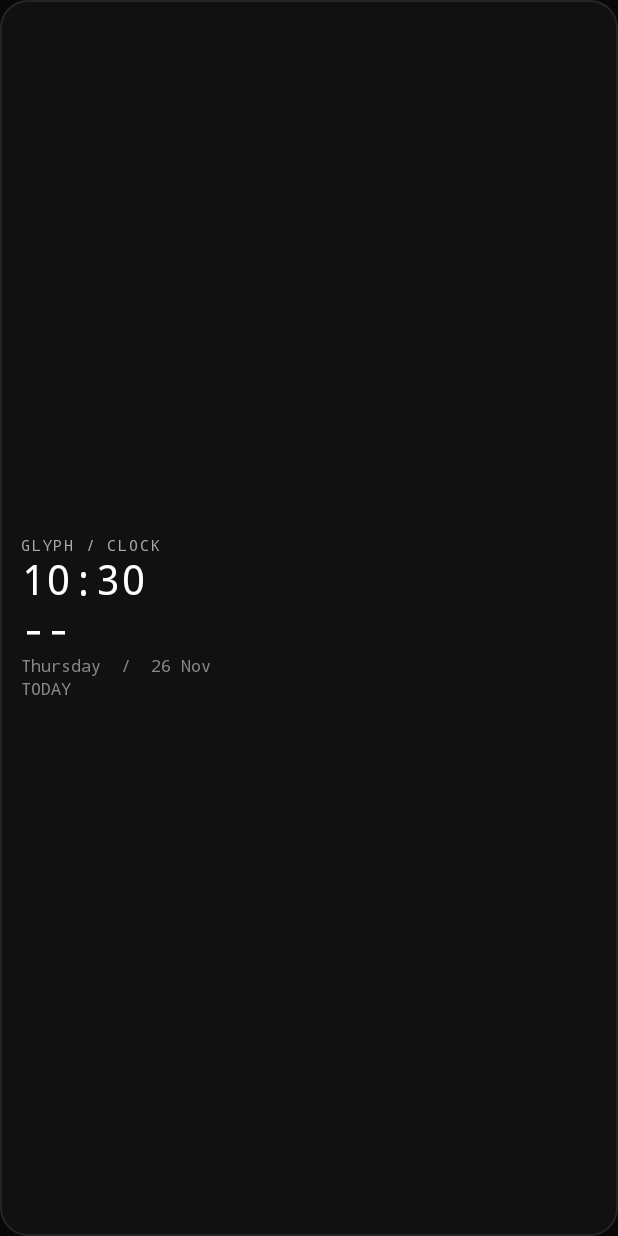
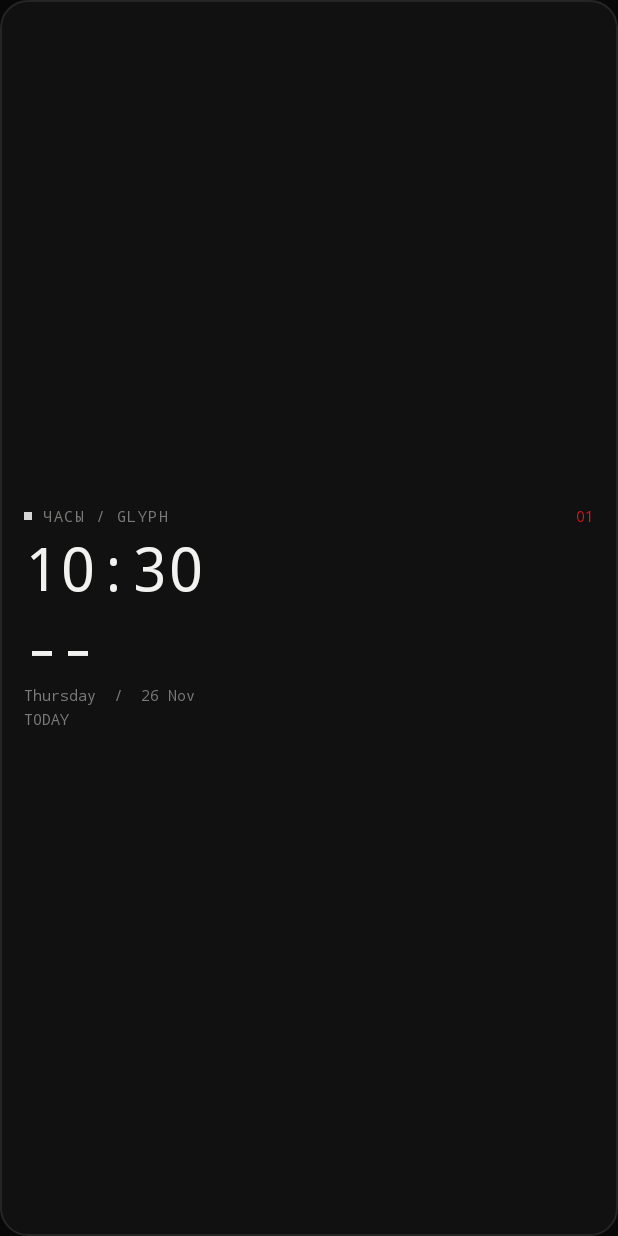
Before and after one commit to Royalls45/NothingWidgets, an Android app: the layout widget.xml on its own in the app's theme, with its tools: preview values and no code run, on a phone screen of 412 x 824 dp. Run offline under Robolectric (Android 15) with nearby library versions, the phone set to English and light mode, and no system bars.

Commit message:
Redesign Nothing-style widget collection

```diff
--- a/app/src/main/res/layout/widget.xml
+++ b/app/src/main/res/layout/widget.xml
@@ -1,7 +1,50 @@
-<LinearLayout xmlns:android="http://schemas.android.com/apk/res/android" android:id="@+id/widget_root" android:layout_width="match_parent" android:layout_height="match_parent" android:orientation="vertical" android:padding="14dp" android:background="@drawable/widget_bg" android:gravity="center_vertical">
-    <TextView android:id="@+id/widget_label" android:layout_width="match_parent" android:layout_height="wrap_content" android:text="GLYPH / CLOCK" android:textColor="#AAAAAA" android:textSize="10sp" android:fontFamily="monospace" android:letterSpacing="0.12" />
-    <TextClock android:id="@+id/widget_clock" android:layout_width="match_parent" android:layout_height="wrap_content" android:format12Hour="h:mm" android:format24Hour="HH:mm" android:text="12:48" android:textColor="#FFFFFF" android:textSize="28sp" android:fontFamily="monospace" android:includeFontPadding="false" android:maxLines="1" android:ellipsize="end" />
-    <TextView android:id="@+id/widget_value" android:layout_width="match_parent" android:layout_height="wrap_content" android:text="--" android:textColor="#FFFFFF" android:textSize="28sp" android:fontFamily="monospace" android:includeFontPadding="false" android:maxLines="1" android:ellipsize="end" />
-    <TextClock android:id="@+id/widget_clock_detail" android:layout_width="match_parent" android:layout_height="wrap_content" android:format12Hour="EEEE  /  dd MMM" android:format24Hour="EEEE  /  dd MMM" android:textColor="#888888" android:textSize="11sp" android:fontFamily="monospace" android:maxLines="1" android:ellipsize="end" />
-    <TextView android:id="@+id/widget_detail" android:layout_width="match_parent" android:layout_height="wrap_content" android:text="TODAY" android:textColor="#888888" android:textSize="11sp" android:fontFamily="monospace" android:maxLines="1" android:ellipsize="end" />
+<LinearLayout xmlns:android="http://schemas.android.com/apk/res/android"
+    android:id="@+id/widget_root"
+    android:layout_width="match_parent"
+    android:layout_height="match_parent"
+    android:orientation="vertical"
+    android:gravity="center_vertical"
+    android:padding="16dp"
+    android:background="@drawable/widget_bg">
+
+    <LinearLayout
+        android:layout_width="match_parent"
+        android:layout_height="wrap_content"
+        android:gravity="center_vertical"
+        android:orientation="horizontal">
+        <View android:id="@+id/widget_mark" android:layout_width="5dp" android:layout_height="5dp" android:background="@drawable/widget_mark" />
+        <TextView android:id="@+id/widget_label" android:layout_width="0dp" android:layout_height="wrap_content" android:layout_weight="1" android:layout_marginStart="7dp" android:fontFamily="monospace" android:letterSpacing="0.1" android:text="ЧАСЫ / GLYPH" android:textColor="#7A7A78" android:textSize="10sp" android:maxLines="1" android:ellipsize="end" />
+        <TextView android:id="@+id/widget_index" android:layout_width="wrap_content" android:layout_height="wrap_content" android:fontFamily="monospace" android:text="01" android:textColor="#D71921" android:textSize="10sp" />
+    </LinearLayout>
+
+    <TextClock android:id="@+id/widget_clock" android:layout_width="match_parent" android:layout_height="wrap_content" android:layout_marginTop="5dp" android:format12Hour="h:mm" android:format24Hour="HH:mm" android:text="12:48" android:textColor="#F2F2F0" android:textSize="40sp" android:fontFamily="monospace" android:includeFontPadding="false" android:maxLines="1" android:ellipsize="end" />
+    <TextView android:id="@+id/widget_value" android:layout_width="match_parent" android:layout_height="wrap_content" android:layout_marginTop="5dp" android:text="--" android:textColor="#F2F2F0" android:textSize="40sp" android:fontFamily="monospace" android:includeFontPadding="false" android:maxLines="2" android:ellipsize="end" />
+    <Chronometer android:id="@+id/widget_chronometer" android:layout_width="match_parent" android:layout_height="wrap_content" android:layout_marginTop="5dp" android:textColor="#F2F2F0" android:textSize="36sp" android:fontFamily="monospace" android:includeFontPadding="false" android:format="%s" android:visibility="gone" />
+
+    <TextClock android:id="@+id/widget_clock_detail" android:layout_width="match_parent" android:layout_height="wrap_content" android:format12Hour="EEEE  /  dd MMM" android:format24Hour="EEEE  /  dd MMM" android:text="MONDAY / 01 JAN" android:textColor="#7A7A78" android:textSize="10sp" android:fontFamily="monospace" android:maxLines="1" android:ellipsize="end" />
+    <TextView android:id="@+id/widget_detail" android:layout_width="match_parent" android:layout_height="wrap_content" android:layout_marginTop="2dp" android:text="TODAY" android:textColor="#7A7A78" android:textSize="10sp" android:fontFamily="monospace" android:maxLines="2" android:ellipsize="end" />
+
+    <ImageView android:id="@+id/widget_graphic" android:layout_width="match_parent" android:layout_height="62dp" android:layout_marginTop="5dp" android:scaleType="fitCenter" android:contentDescription="" android:visibility="gone" />
+    <ProgressBar android:id="@+id/widget_progress" style="?android:attr/progressBarStyleHorizontal" android:layout_width="match_parent" android:layout_height="4dp" android:layout_marginTop="7dp" android:max="100" android:progress="0" android:progressTint="#D71921" android:progressBackgroundTint="#2B2B2B" android:visibility="gone" />
+
+    <LinearLayout android:id="@+id/widget_world" android:layout_width="match_parent" android:layout_height="wrap_content" android:orientation="vertical" android:visibility="gone">
+        <LinearLayout android:layout_width="match_parent" android:layout_height="wrap_content" android:gravity="center_vertical" android:paddingTop="2dp" android:paddingBottom="2dp">
+            <TextView android:layout_width="0dp" android:layout_height="wrap_content" android:layout_weight="1" android:text="МОСКВА" android:textColor="#7A7A78" android:textSize="9sp" android:fontFamily="monospace" />
+            <TextClock android:id="@+id/world_moscow" android:layout_width="wrap_content" android:layout_height="wrap_content" android:format12Hour="h:mm" android:format24Hour="HH:mm" android:textColor="#F2F2F0" android:textSize="18sp" android:fontFamily="monospace" />
+        </LinearLayout>
+        <LinearLayout android:layout_width="match_parent" android:layout_height="wrap_content" android:gravity="center_vertical" android:paddingTop="2dp" android:paddingBottom="2dp">
+            <TextView android:layout_width="0dp" android:layout_height="wrap_content" android:layout_weight="1" android:text="ЛОНДОН" android:textColor="#7A7A78" android:textSize="9sp" android:fontFamily="monospace" />
+            <TextClock android:id="@+id/world_london" android:layout_width="wrap_content" android:layout_height="wrap_content" android:format12Hour="h:mm" android:format24Hour="HH:mm" android:textColor="#F2F2F0" android:textSize="18sp" android:fontFamily="monospace" />
+        </LinearLayout>
+        <LinearLayout android:layout_width="match_parent" android:layout_height="wrap_content" android:gravity="center_vertical" android:paddingTop="2dp" android:paddingBottom="2dp">
+            <TextView android:layout_width="0dp" android:layout_height="wrap_content" android:layout_weight="1" android:text="ТОКИО" android:textColor="#7A7A78" android:textSize="9sp" android:fontFamily="monospace" />
+            <TextClock android:id="@+id/world_tokyo" android:layout_width="wrap_content" android:layout_height="wrap_content" android:format12Hour="h:mm" android:format24Hour="HH:mm" android:textColor="#F2F2F0" android:textSize="18sp" android:fontFamily="monospace" />
+        </LinearLayout>
+    </LinearLayout>
+
+    <LinearLayout android:id="@+id/widget_actions" android:layout_width="match_parent" android:layout_height="wrap_content" android:layout_marginTop="6dp" android:gravity="center_vertical" android:orientation="horizontal" android:visibility="gone">
+        <TextView android:id="@+id/action_left" android:layout_width="40dp" android:layout_height="32dp" android:gravity="center" android:background="@drawable/widget_button" android:text="−" android:textColor="#F2F2F0" android:textSize="18sp" />
+        <TextView android:id="@+id/action_main" android:layout_width="0dp" android:layout_height="32dp" android:layout_weight="1" android:layout_marginStart="6dp" android:layout_marginEnd="6dp" android:gravity="center" android:background="@drawable/widget_button_red" android:text="＋ ДОБАВИТЬ" android:textColor="#FFFFFF" android:textSize="10sp" android:fontFamily="monospace" />
+        <TextView android:id="@+id/action_right" android:layout_width="40dp" android:layout_height="32dp" android:gravity="center" android:background="@drawable/widget_button" android:text="↺" android:textColor="#F2F2F0" android:textSize="16sp" />
+    </LinearLayout>
 </LinearLayout>
```
